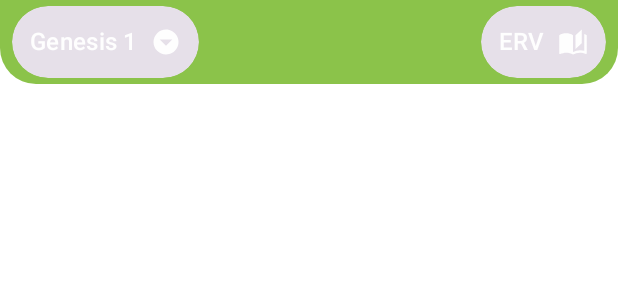
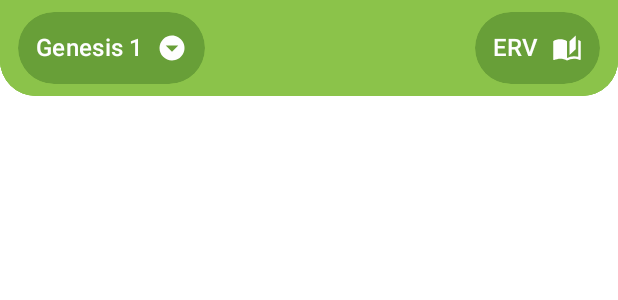
Before and after one commit to barnhill/Bible, an Android app built with Jetpack Compose: the @Preview function BibleAppBar_Preview, on a phone screen of 412 x 824 dp. Shown: the top 300 px of the screen. Run offline under Robolectric (Android 15) with nearby library versions, the phone set to English and light mode, and no system bars; network calls fail.

Commit message:
edge to edge padding fixes, update dependencies

```diff
--- a/app/src/main/kotlin/com/pnuema/bible/android/statics/CurrentSelected.kt
+++ b/app/src/main/kotlin/com/pnuema/bible/android/statics/CurrentSelected.kt
@@ -5,7 +5,6 @@ import androidx.datastore.preferences.core.edit
 import androidx.datastore.preferences.core.stringPreferencesKey
 import androidx.datastore.preferences.preferencesDataStore
 import kotlinx.coroutines.flow.first
-import kotlinx.serialization.encodeToString
 import kotlinx.serialization.json.Json
 
 object CurrentSelected {
--- a/app/src/main/kotlin/com/pnuema/bible/android/ui/Theme.kt
+++ b/app/src/main/kotlin/com/pnuema/bible/android/ui/Theme.kt
@@ -18,6 +18,9 @@ private val DarkColorPalette = darkColorScheme(
     surfaceVariant = Color(0xFF43A047),
     tertiary = Color(0xFFA0A0A0),
     error = Color(0xFFAA0000),
+
+    primaryContainer = Color(0xFF43A047),
+    onPrimaryContainer = Color(0xFFE8F5E9),
 )
 
 private val LightColorPalette = lightColorScheme(
@@ -30,6 +33,9 @@ private val LightColorPalette = lightColorScheme(
     surfaceVariant = Color(0xFF689F38),
     tertiary = Color(0xFF797979),
     error = Color(0xFFCC0000),
+
+    primaryContainer = Color(0xFF689F38),
+    onPrimaryContainer = Color(0xFFFEFEFE),
 )
 
 private val Typography = Typography()
--- a/app/src/main/kotlin/com/pnuema/bible/android/ui/activities/MainActivity.kt
+++ b/app/src/main/kotlin/com/pnuema/bible/android/ui/activities/MainActivity.kt
@@ -3,6 +3,7 @@ package com.pnuema.bible.android.ui.activities
 import android.content.Intent
 import android.os.Bundle
 import android.view.MenuItem
+import androidx.activity.enableEdgeToEdge
 import androidx.appcompat.app.AppCompatActivity
 import androidx.lifecycle.lifecycleScope
 import com.google.android.gms.oss.licenses.OssLicensesMenuActivity
@@ -25,6 +26,7 @@ class MainActivity : AppCompatActivity(),
     private val binding: ActivityMainBinding get() = _binding!!
 
     override fun onCreate(savedInstanceState: Bundle?) {
+        enableEdgeToEdge()
         super.onCreate(savedInstanceState)
         DeepLinks.handleDeepLinks(intent)
 
--- a/app/src/main/kotlin/com/pnuema/bible/android/ui/read/ReadFragment.kt
+++ b/app/src/main/kotlin/com/pnuema/bible/android/ui/read/ReadFragment.kt
@@ -48,7 +48,7 @@ class ReadFragment : Fragment() {
         when (books) {
             is ReadBookUiState.Books -> {
                 val model = books as ReadBookUiState.Books
-                model.books.find{ it.id == book }?.let { book ->
+                model.books.find { it.id == book }?.let { book ->
                     ReadScreen(
                         book = book.name,
                         chapter = chapter.toString(),
--- a/app/src/main/kotlin/com/pnuema/bible/android/ui/read/compose/BibleAppBar.kt
+++ b/app/src/main/kotlin/com/pnuema/bible/android/ui/read/compose/BibleAppBar.kt
@@ -1,24 +1,31 @@
 package com.pnuema.bible.android.ui.read.compose
 
+import android.content.res.Configuration
 import androidx.compose.foundation.background
 import androidx.compose.foundation.layout.Row
 import androidx.compose.foundation.layout.Spacer
 import androidx.compose.foundation.layout.fillMaxWidth
-import androidx.compose.foundation.layout.height
 import androidx.compose.foundation.layout.padding
 import androidx.compose.foundation.shape.RoundedCornerShape
+import androidx.compose.material3.ExperimentalMaterial3Api
 import androidx.compose.material3.MaterialTheme
+import androidx.compose.material3.TopAppBar
+import androidx.compose.material3.TopAppBarDefaults
 import androidx.compose.runtime.Composable
 import androidx.compose.ui.Alignment
 import androidx.compose.ui.Modifier
 import androidx.compose.ui.draw.clip
 import androidx.compose.ui.graphics.Color
+import androidx.compose.ui.layout.layout
 import androidx.compose.ui.tooling.preview.Preview
 import androidx.compose.ui.unit.dp
 import com.pnuema.bible.android.ui.BibleTheme
+import kotlin.math.roundToInt
 
+@OptIn(ExperimentalMaterial3Api::class)
 @Composable
 fun BibleAppBar(
+    modifier: Modifier = Modifier,
     book: String,
     chapter: String,
     versionAbbreviation: String,
@@ -26,12 +33,39 @@ fun BibleAppBar(
     onVersionClicked: () -> Unit
 ) {
     Row(
-        modifier = Modifier
-            .height(56.dp)
+        modifier = modifier
             .background(Color.Transparent)
             .fillMaxWidth()
-            .clip(RoundedCornerShape(bottomStart = 24.dp, bottomEnd = 24.dp)).background(MaterialTheme.colorScheme.primary)
-            .padding(horizontal = 8.dp)
+            .clip(RoundedCornerShape(bottomStart = 24.dp, bottomEnd = 24.dp))
+            .background(MaterialTheme.colorScheme.primary)
+    ) {
+    TopAppBar(
+        modifier = modifier
+            .padding(0.dp)
+            .background(MaterialTheme.colorScheme.primary),
+        colors = TopAppBarDefaults.topAppBarColors(
+            containerColor = MaterialTheme.colorScheme.primary,
+            titleContentColor = MaterialTheme.colorScheme.onPrimary,
+        ),
+        title = {
+            Row(
+                modifier = Modifier
+                    .layout { measurable, constraints ->
+                        val paddingCompensation = 16.dp.toPx().roundToInt()
+                        val adjustedConstraints = constraints.copy(
+                            // not a good idea inside horizontal scroll view,
+                            // but I guess we can assume that's not the case here
+                            maxWidth = constraints.maxWidth + paddingCompensation
+                        )
+                        val placeable = measurable.measure(adjustedConstraints)
+                        layout(placeable.width, placeable.height) {
+                            placeable.place(-paddingCompensation / 2, 0)
+                        }
+                    }
+                    .background(Color.Transparent)
+                    .fillMaxWidth()
+                    .background(MaterialTheme.colorScheme.primary)
+                    .padding(horizontal = 12.dp)
             ) {
                 BookChapterDropdown(
                     modifier = Modifier
@@ -53,8 +87,12 @@ fun BibleAppBar(
                 )
             }
         }
+    )
+        }
+}
 
-@Preview
+@Preview(showBackground = true)
+@Preview(showBackground = true, uiMode = Configuration.UI_MODE_NIGHT_YES)
 @Composable
 private fun BibleAppBar_Preview() {
     BibleTheme {
--- a/app/src/main/kotlin/com/pnuema/bible/android/ui/read/compose/BookChapterDropdown.kt
+++ b/app/src/main/kotlin/com/pnuema/bible/android/ui/read/compose/BookChapterDropdown.kt
@@ -1,5 +1,6 @@
 package com.pnuema.bible.android.ui.read.compose
 
+import android.content.res.Configuration
 import androidx.compose.foundation.Image
 import androidx.compose.foundation.clickable
 import androidx.compose.foundation.layout.Row
@@ -34,7 +35,10 @@ fun BookChapterDropdown(
             .clip(MaterialTheme.shapes.extraLarge)
             .clickable { onClicked() },
         shape = MaterialTheme.shapes.extraLarge,
-        colors = CardDefaults.cardColors()
+        colors = CardDefaults.cardColors(
+            containerColor = MaterialTheme.colorScheme.primaryContainer,
+            contentColor = MaterialTheme.colorScheme.onPrimaryContainer
+        )
     ) {
         Row(
             modifier = Modifier.padding(all = 12.dp)
@@ -59,6 +63,7 @@ fun BookChapterDropdown(
 }
 
 @Preview
+@Preview(showBackground = true, uiMode = Configuration.UI_MODE_NIGHT_YES)
 @Composable
 private fun BookChapterDropdown_Preview() {
     BibleTheme {
--- a/app/src/main/kotlin/com/pnuema/bible/android/ui/read/compose/CopyrightItem.kt
+++ b/app/src/main/kotlin/com/pnuema/bible/android/ui/read/compose/CopyrightItem.kt
@@ -1,5 +1,6 @@
 package com.pnuema.bible.android.ui.read.compose
 
+import android.content.res.Configuration
 import androidx.compose.foundation.layout.fillMaxWidth
 import androidx.compose.foundation.layout.padding
 import androidx.compose.material3.MaterialTheme
@@ -32,6 +33,7 @@ fun CopyrightItem(
 }
 
 @Preview(showBackground = true)
+@Preview(showBackground = true, uiMode = Configuration.UI_MODE_NIGHT_YES)
 @Composable
 private fun CopyrightItem_Preview() {
     BibleTheme {
--- a/app/src/main/kotlin/com/pnuema/bible/android/ui/read/compose/VerseItem.kt
+++ b/app/src/main/kotlin/com/pnuema/bible/android/ui/read/compose/VerseItem.kt
@@ -1,5 +1,6 @@
 package com.pnuema.bible.android.ui.read.compose
 
+import android.content.res.Configuration
 import androidx.compose.material3.MaterialTheme
 import androidx.compose.material3.Text
 import androidx.compose.runtime.Composable
@@ -24,11 +25,13 @@ fun VerseItem(
     }
     Text(
         text = annotatedVerse,
-        style = MaterialTheme.typography.bodyLarge
+        style = MaterialTheme.typography.bodyLarge,
+        color = MaterialTheme.colorScheme.onBackground
     )
 }
 
 @Preview(showBackground = true)
+@Preview(showBackground = true, uiMode = Configuration.UI_MODE_NIGHT_YES)
 @Composable
 private fun VerseItem_Preview() {
     BibleTheme {
--- a/app/src/main/kotlin/com/pnuema/bible/android/ui/read/compose/VersionDropdown.kt
+++ b/app/src/main/kotlin/com/pnuema/bible/android/ui/read/compose/VersionDropdown.kt
@@ -1,5 +1,6 @@
 package com.pnuema.bible.android.ui.read.compose
 
+import android.content.res.Configuration
 import androidx.compose.foundation.Image
 import androidx.compose.foundation.clickable
 import androidx.compose.foundation.layout.Row
@@ -33,7 +34,10 @@ fun VersionDropdown(
             .clip(MaterialTheme.shapes.extraLarge)
             .clickable { onClicked() },
         shape = MaterialTheme.shapes.extraLarge,
-        colors = CardDefaults.cardColors()
+        colors = CardDefaults.cardColors(
+            containerColor = MaterialTheme.colorScheme.primaryContainer,
+            contentColor = MaterialTheme.colorScheme.onPrimaryContainer
+        )
     ) {
         Row(
             modifier = Modifier
@@ -58,7 +62,8 @@ fun VersionDropdown(
     }
 }
 
-@Preview
+@Preview(showBackground = true)
+@Preview(showBackground = true, uiMode = Configuration.UI_MODE_NIGHT_YES)
 @Composable
 private fun BookChapterDropdown_Preview() {
     BibleTheme {
--- a/app/src/main/kotlin/com/pnuema/bible/android/ui/versionselection/ui/compose/VersionItem.kt
+++ b/app/src/main/kotlin/com/pnuema/bible/android/ui/versionselection/ui/compose/VersionItem.kt
@@ -1,5 +1,6 @@
 package com.pnuema.bible.android.ui.versionselection.ui.compose
 
+import android.content.res.Configuration
 import androidx.compose.foundation.Image
 import androidx.compose.foundation.clickable
 import androidx.compose.foundation.layout.Box
@@ -82,6 +83,7 @@ fun VersionItem(
 }
 
 @Preview(showBackground = true)
+@Preview(showBackground = true, uiMode = Configuration.UI_MODE_NIGHT_YES)
 @Composable
 private fun VersionItem_Preview() {
     BibleTheme {
@@ -116,6 +118,7 @@ private fun VersionItem_Preview() {
 }
 
 @Preview(showBackground = true)
+@Preview(showBackground = true, uiMode = Configuration.UI_MODE_NIGHT_YES)
 @Composable
 private fun VersionItem_Offline_Preview() {
     BibleTheme {
--- a/build.gradle.kts
+++ b/build.gradle.kts
@@ -22,6 +22,6 @@ plugins {
 }
 
 tasks.wrapper {
-    gradleVersion = "8.10"
+    gradleVersion = "8.14"
     distributionType = Wrapper.DistributionType.BIN
 }
--- a/settings.gradle.kts
+++ b/settings.gradle.kts
@@ -9,7 +9,7 @@ pluginManagement {
 }
 
 plugins {
-    id("com.gradle.develocity") version "3.17.5"
+    id("com.gradle.develocity") version "3.19.2"
 }
 
 dependencyResolutionManagement {
```
Also changed, not shown: app/src/main/kotlin/com/pnuema/bible/android/ui/compose/BackTopBar.kt (+8 -3 lines), app/src/main/kotlin/com/pnuema/bible/android/ui/read/compose/ReadScreen.kt (+7 -5 lines), gradle/libs.versions.toml (+20 -20 lines), gradle/wrapper/gradle-wrapper.properties, 3 other files. Lines whose indentation alone changed are shown as unchanged.
